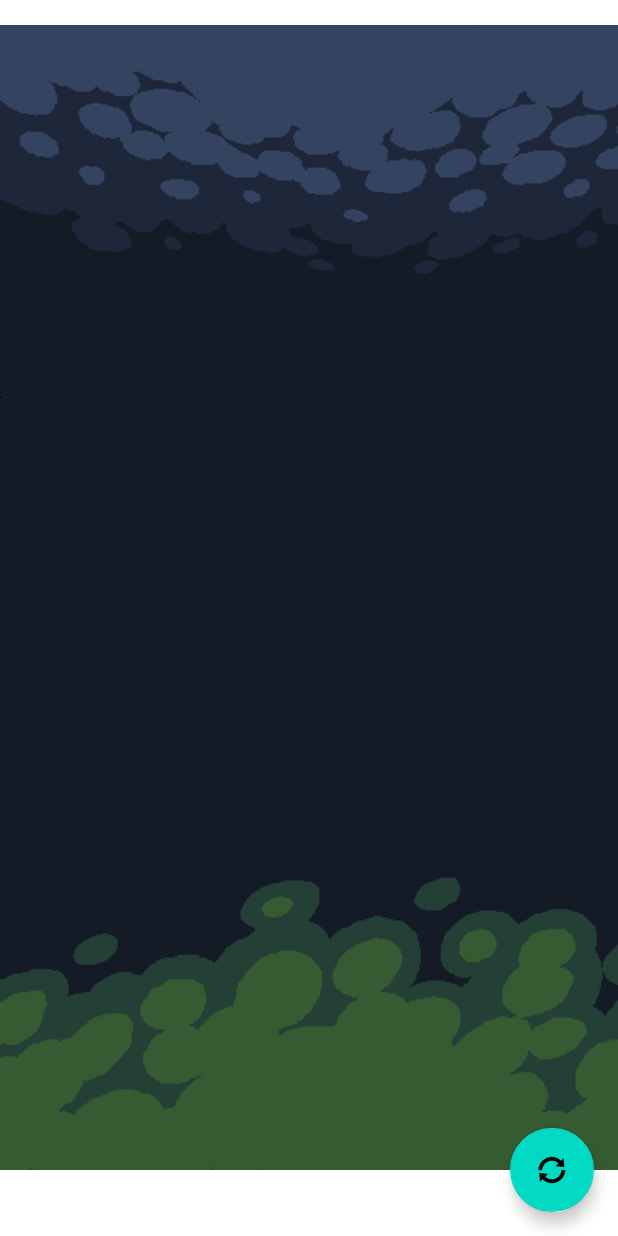
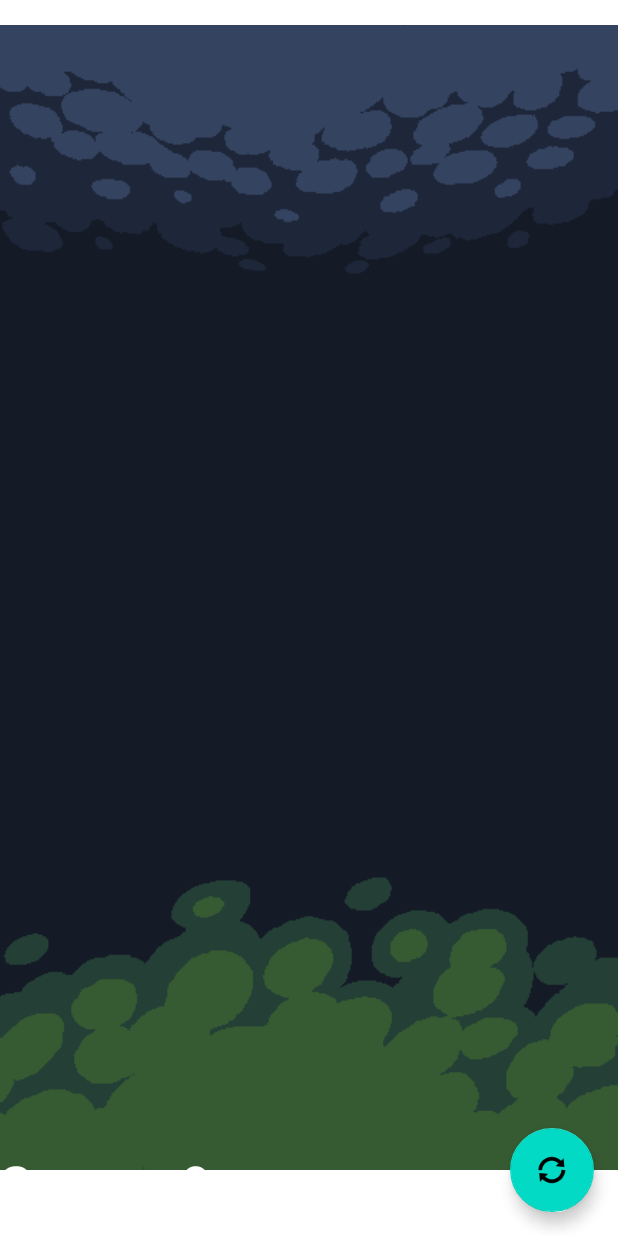
Before and after one commit to bthaus/Fische_Fressen, an Android app: the layout activity_game_screen.xml on its own in the app's theme, with its tools: preview values and no code run, on a phone screen of 412 x 824 dp. Run offline under Robolectric (Android 15) with nearby library versions, the phone set to English and light mode, and no system bars.

Commit message:
bodo: added very unbalanced points

```diff
--- a/app/src/main/java/com/example/fische_fressen/utils/GlobalVariables.java
+++ b/app/src/main/java/com/example/fische_fressen/utils/GlobalVariables.java
@@ -15,7 +15,7 @@ public class GlobalVariables {
     public static int randomSeed;
     public static int lastClickedPosition=-1;
     public static Fish defaultFish=new Fish(R.drawable.empty,-2);
-
+    public static int scorePoints=0;
     public static int getDifficulty() {
         return difficulty;
     }
--- a/app/src/main/res/layout/activity_game_screen.xml
+++ b/app/src/main/res/layout/activity_game_screen.xml
@@ -23,12 +23,24 @@
             android:id="@+id/score"
             android:layout_width="89dp"
             android:layout_height="46dp"
+            android:layout_gravity="bottom|end"
+            android:layout_marginEnd="@dimen/fab_margin"
+            android:layout_marginBottom="16dp"
             android:text="0"
             android:textSize="34sp" />
 
     </com.google.android.material.appbar.AppBarLayout>
 
-    <include layout="@layout/content_game_screen" />
+    <include
+        android:id="@+id/include2"
+        layout="@layout/content_game_screen" />
+
+    <ImageView
+        android:id="@+id/imageView"
+        android:layout_width="458dp"
+        android:layout_height="796dp"
+        android:layout_gravity="end"
+        app:srcCompat="@drawable/bg_dim" />
 
     <com.google.android.material.floatingactionbutton.FloatingActionButton
         android:id="@+id/fab"
@@ -38,12 +50,6 @@
         android:layout_marginEnd="@dimen/fab_margin"
         android:layout_marginBottom="16dp"
         app:srcCompat="@android:drawable/ic_popup_sync" />
-
-    <ImageView
-        android:id="@+id/imageView"
-        android:layout_width="458dp"
-        android:layout_height="796dp"
-        app:srcCompat="@drawable/bg_dim" />
 
     <GridView
         android:id="@+id/grid"
@@ -56,4 +62,24 @@
 
     </GridView>
 
+    <TextView
+        android:id="@+id/scoreView"
+        android:layout_width="120dp"
+        android:layout_height="58dp"
+        android:layout_gravity="bottom|center_horizontal|left"
+        android:text="Score: "
+        android:textColor="#FFFFFF"
+        android:textSize="34sp"
+        android:textStyle="bold" />
+
+    <TextView
+        android:id="@+id/scorepoints"
+        android:layout_width="170dp"
+        android:layout_height="58dp"
+        android:layout_gravity="bottom|center_horizontal"
+        android:text="0"
+        android:textColor="#FFFFFF"
+        android:textSize="34sp"
+        android:textStyle="bold" />
+
 </androidx.coordinatorlayout.widget.CoordinatorLayout>
```
Also changed, not shown: app/src/main/java/com/example/fische_fressen/FishAdapter.java (+12 -2 lines), app/src/main/java/com/example/fische_fressen/FishContainer.java (+4 -3 lines), app/src/main/java/com/example/fische_fressen/GameScreen.java (+7 -1 lines), app/src/main/java/com/example/fische_fressen/utils/Dinner.java (added, +13 -0 lines).
